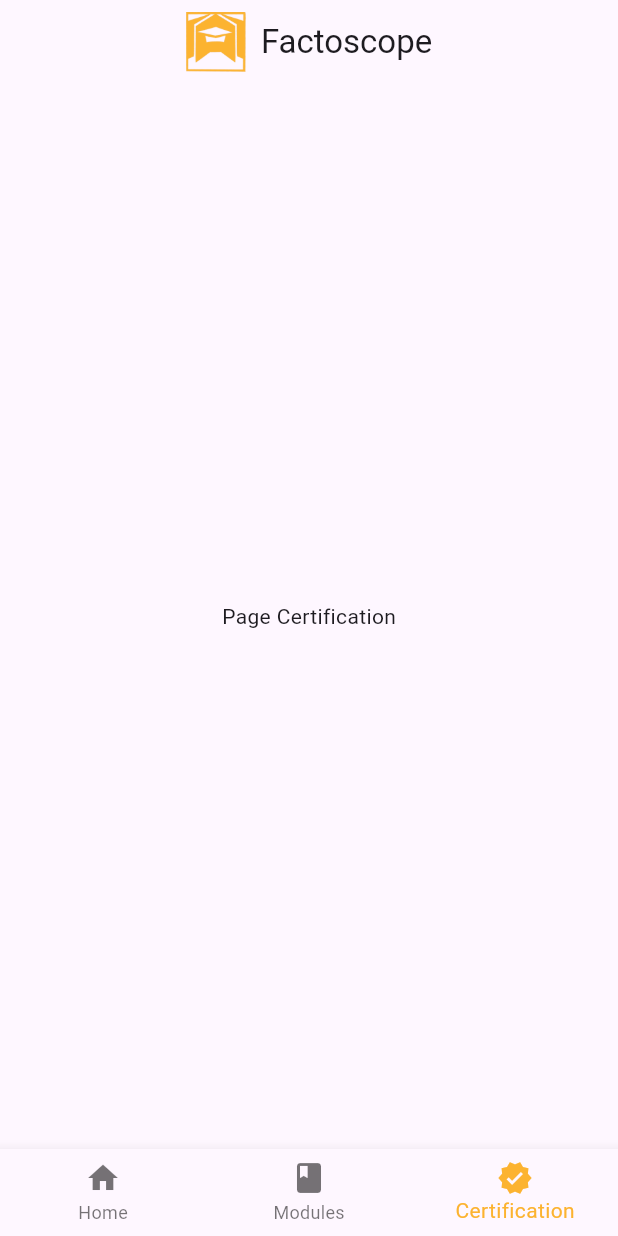
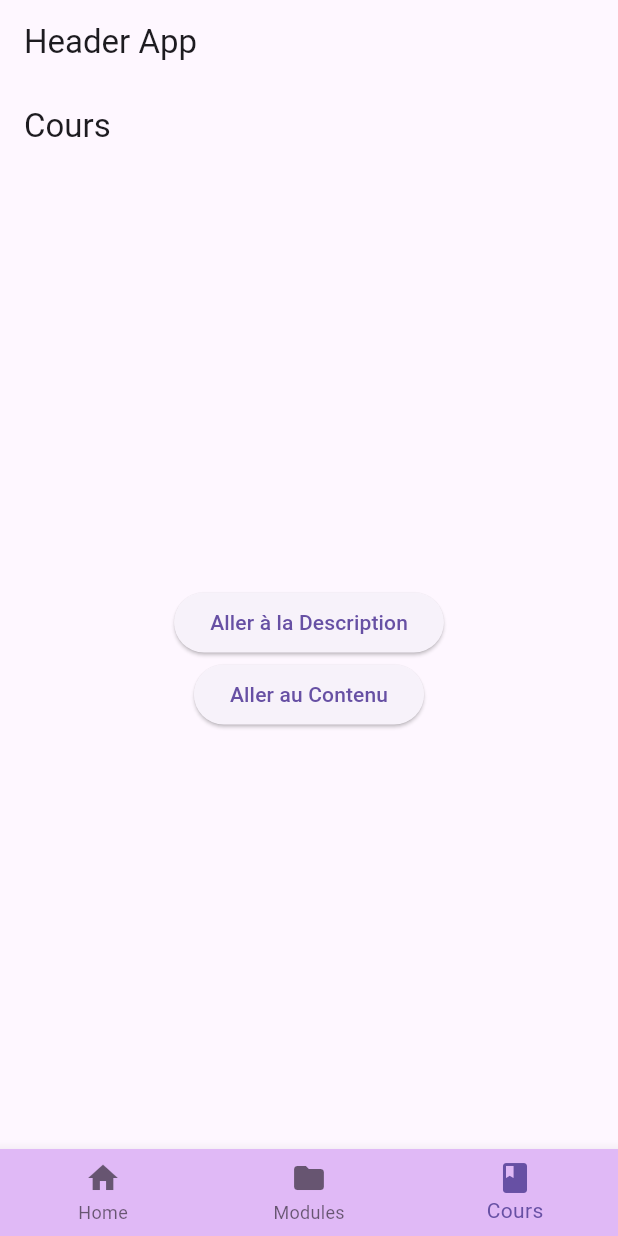
Before and after one commit to tahermedsk/ProjetCollective, a Flutter app: the screen it shows after launch, item 3 of the bottom bar chosen, on a phone screen of 412 x 824 dp. Run offline on Flutter 3.47's test engine with Material 3 defaults, Android fonts, the phone set to English and light mode, and no system bars; our stand-ins replace go_router, sqflite; accounts and stored records are empty.

Commit message:
correction router avec header footer

```diff
--- a/projet_collective/lib/main.dart
+++ b/projet_collective/lib/main.dart
@@ -1,117 +1,175 @@
 import 'package:flutter/material.dart';
 import 'package:go_router/go_router.dart';
-import 'package:seriouse_game/DataBase/database_helper.dart';
-import 'package:seriouse_game/ui/Contenu/ContenuCoursView.dart';
-import 'package:seriouse_game/ui/Home.dart';
-import 'package:seriouse_game/ui/Module.dart';
-import 'package:seriouse_game/ui/Cours.dart';
-import 'package:seriouse_game/ui/Description/DescriptionCoursView.dart';
 
-import 'data_initializer.dart';
-
-import 'ui/App.dart';
 
 void main() {
-  runApp(App());
-  //runApp(MyApp());
+  runApp(const MainApp());
 }
 
-// Configuration des routes
-final GoRouter appRouter = GoRouter(
-  routes: <RouteBase>[
-    //route vers Home avec un nom
-    GoRoute(
-      path: '/home/:nom',
-      builder: (BuildContext context, GoRouterState state) {
-        final String homeName = state.pathParameters['nom']!;
-        return Home(nom: homeName);  //passage du nom à la page Home
-      },
-    ),
-    //route vers un module avec un nom
-    GoRoute(
-      path: '/module/:nom',
-      builder: (BuildContext context, GoRouterState state) {
-        final String moduleName = state.pathParameters['nom']!;
-        return Module(nom: moduleName);  //passage du nom à la page Module
-      },
-    ),
-    GoRoute(
-      path: '/cours/:id',
-      builder: (BuildContext context, GoRouterState state) {
-        final String coursId = state.pathParameters['id']!;
-        return cours(CoursId: coursId);
-      },
-      routes: <RouteBase>[
-        GoRoute(
-          path: 'contenu',
-          builder: (BuildContext context, GoRouterState state) {
-            final String coursId = state.pathParameters['id']!;
-            return ContenuCoursView(CoursId: coursId);
-          },
-        ),
-        GoRoute(
-          path: 'description',
-          builder: (BuildContext context, GoRouterState state) {
-            final String coursId = state.pathParameters['id']!;
-            return DescriptionCoursView(CoursId: coursId);
-            },
-          ),
-          //GoRoute(
-            //path: 'jeux',
-            //builder: (BuildContext context, GoRouterState state) {
-              //return ContenuCoursView();
-            //},
-          //),
-        ],
-      ),
-  ],
-);
+class MainApp extends StatelessWidget {
+  const MainApp({super.key});
 
-
-
-class MyApp extends StatefulWidget {
-  const MyApp({super.key});
-
-
-  // Configuration des routes
   @override
   Widget build(BuildContext context) {
     return MaterialApp.router(
-      routerConfig: appRouter,
+      routerConfig: router,
     );
   }
+}
 
+class HomePage extends StatelessWidget {
+  const HomePage({super.key});
 
   @override
-  State<MyApp> createState() => _MyAppState();
+  Widget build(BuildContext context) {
+    return Scaffold(
+      appBar: AppBar(
+        title: const Text('Home'),
+      ),
+      body: Center(
+        child: Column(
+          mainAxisAlignment: MainAxisAlignment.center,
+          children: [
+            const Text('Home Page Content'),
+            const SizedBox(height: 15),
+          ],
+        ),
+      ),
+    );
+  }
 }
 
-class _MyAppState extends State<MyApp> {
+class BottomNavigationBarScaffold extends StatefulWidget {
+  const BottomNavigationBarScaffold({super.key, this.child});
+
+  final Widget? child;
+
   @override
-  void initState() {
-    super.initState();
+  State<BottomNavigationBarScaffold> createState() => _BottomNavigationBarScaffoldState();
+}
 
-    // Insérer des données d'exemple après le lancement de l'UI
-    Future.delayed(Duration.zero, () async {
-      await insertSampleData();  // Appel de la fonction qui insère les données via les repositories
-      await testRepositories();
+class _BottomNavigationBarScaffoldState extends State<BottomNavigationBarScaffold> {
+  int currentIndex = 0;
+
+  void changeTab(int index) {
+    switch (index) {
+      case 0:
+        context.go('/');
+        break;
+      case 1:
+        context.go('/modules');
+        break;
+      case 2:
+        context.go('/cours');
+        break;
+      default:
+        context.go('/');
+        break;
+    }
+    setState(() {
+      currentIndex = index;
     });
   }
 
   @override
   Widget build(BuildContext context) {
-    return MaterialApp(
-      title: 'Flutter Demo',
-      home: Scaffold(
-        appBar: AppBar(
-
-          title: const Text("Courses List"),
-        ),
-        body: const Center(
-          child: Text("Hello"),
-        ),
-
+    return Scaffold(
+      appBar: AppBar(
+        title: const Text('Header App'),
+      ),
+      body: widget.child,
+      bottomNavigationBar: BottomNavigationBar(
+        onTap: changeTab,
+        backgroundColor: const Color(0xffe0b9f6),
+        currentIndex: currentIndex,
+        items: const [
+          BottomNavigationBarItem(icon: Icon(Icons.home), label: 'Home'),
+          BottomNavigationBarItem(icon: Icon(Icons.folder), label: 'Modules'),
+          BottomNavigationBarItem(icon: Icon(Icons.book), label: 'Cours'),
+        ],
       ),
     );
   }
 }
+
+class CoursView extends StatelessWidget {
+  const CoursView({super.key});
+
+  @override
+  Widget build(BuildContext context) {
+    return Scaffold(
+      appBar: AppBar(title: const Text('Cours')),
+      body: Center(
+        child: Column(
+          mainAxisAlignment: MainAxisAlignment.center,
+          children: [
+            ElevatedButton(
+              onPressed: () => context.go('/cours/description'),
+              child: const Text('Aller à la Description'),
+            ),
+            ElevatedButton(
+              onPressed: () => context.go('/cours/contenu'),
+              child: const Text('Aller au Contenu'),
+            ),
+          ],
+        ),
+      ),
+    );
+  }
+}
+
+class Description extends StatelessWidget {
+  const Description({super.key});
+
+  @override
+  Widget build(BuildContext context) {
+    return Scaffold(
+      appBar: AppBar(title: const Text('Description')),
+      body: const Center(child: Text('Page de Description')),
+    );
+  }
+}
+
+class Contenu extends StatelessWidget {
+  const Contenu({super.key});
+
+  @override
+  Widget build(BuildContext context) {
+    return Scaffold(
+      appBar: AppBar(title: const Text('Contenu')),
+      body: const Center(child: Text('Page de Contenu')),
+    );
+  }
+}
+
+class ModulesView extends StatelessWidget {
+  const ModulesView({super.key});
+
+  @override
+  Widget build(BuildContext context) {
+    return Scaffold(
+      appBar: AppBar(title: const Text('Modules')),
+      body: const Center(child: Text('Page des Modules')),
+    );
+  }
+}
+
+final _rootNavigatorKey = GlobalKey<NavigatorState>();
+final _shellNavigatorKey = GlobalKey<NavigatorState>();
+
+final router = GoRouter(
+  navigatorKey: _rootNavigatorKey,
+  routes: [
+    ShellRoute(
+      navigatorKey: _shellNavigatorKey,
+      builder: (context, state, child) => BottomNavigationBarScaffold(child: child),
+      routes: [
+        GoRoute(path: '/', builder: (context, state) => const HomePage()),
+        GoRoute(path: '/modules', builder: (context, state) => const ModulesView()),
+        GoRoute(path: '/cours', builder: (context, state) => const CoursView()),
+        GoRoute(path: '/cours/description', builder: (context, state) => const Description()),
+        GoRoute(path: '/cours/contenu', builder: (context, state) => const Contenu()),
+      ],
+    ),
+  ],
+);
```
